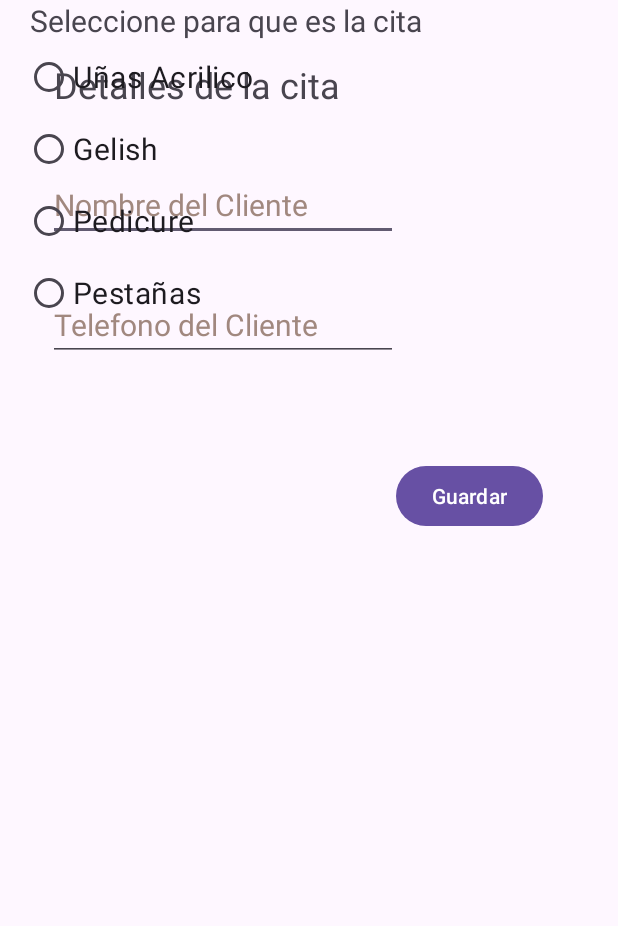
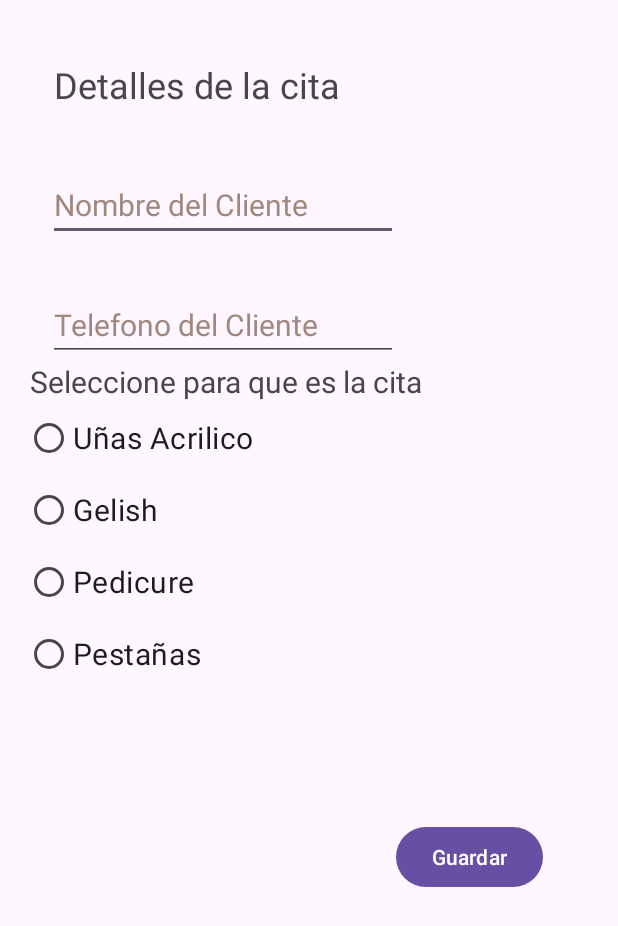
Before and after one commit to JorgeIvan172/Nails, an Android app: the DetallesCita screen opened directly, with no data from a screen before it, on a phone screen of 412 x 824 dp. Shown: the top 926 px of the screen. Run offline under Robolectric (Android 15) with nearby library versions, the light colour scheme and no system bars.

Commit message:
correccion de detalles (radiogroup)

```diff
--- a/app/src/main/java/com/example/nailsstudio/Hora_agregar.java
+++ b/app/src/main/java/com/example/nailsstudio/Hora_agregar.java
@@ -23,7 +23,7 @@ public class Hora_agregar extends AppCompatActivity {
     }
 
     public void dar_aceptar2(View view){
-        int hour = timePicker.getCurrentHour();
+        int hour = timePicker.| getCurrentHour();
         int minute = timePicker.getCurrentMinute();
         String hora = hour + ":" + minute + "";
 
--- a/app/src/main/res/layout/activity_detalles_cita.xml
+++ b/app/src/main/res/layout/activity_detalles_cita.xml
@@ -98,7 +98,7 @@
         android:text="@string/texto_rb"
         android:textSize="20sp"
         app:layout_constraintStart_toStartOf="parent"
-        tools:layout_editor_absoluteY="290dp"
+        app:layout_constraintTop_toBottomOf="@+id/editTextPhone"
         tools:ignore="MissingConstraints" />
 
     <Button
```
